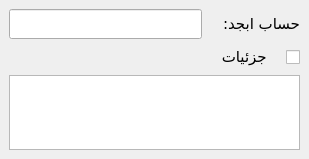
First picture: the form in src/abjadformmini.ui, repository abroshan39/ghazal, before the edit.
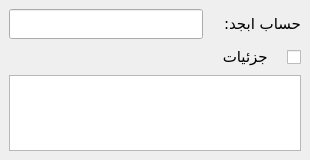
Second picture: the form after the edit.

Diff of the .ui file:
```diff
--- a/src/abjadformmini.ui
+++ b/src/abjadformmini.ui
@@ -6,8 +6,8 @@
    <rect>
     <x>0</x>
     <y>0</y>
-    <width>309</width>
-    <height>159</height>
+    <width>310</width>
+    <height>160</height>
    </rect>
   </property>
   <property name="font">
```
